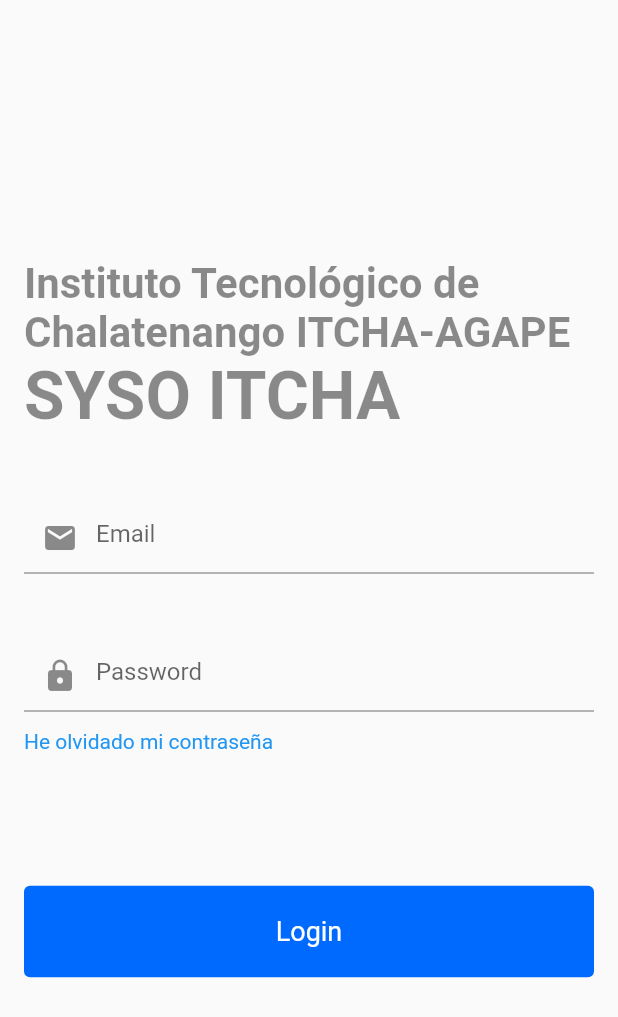
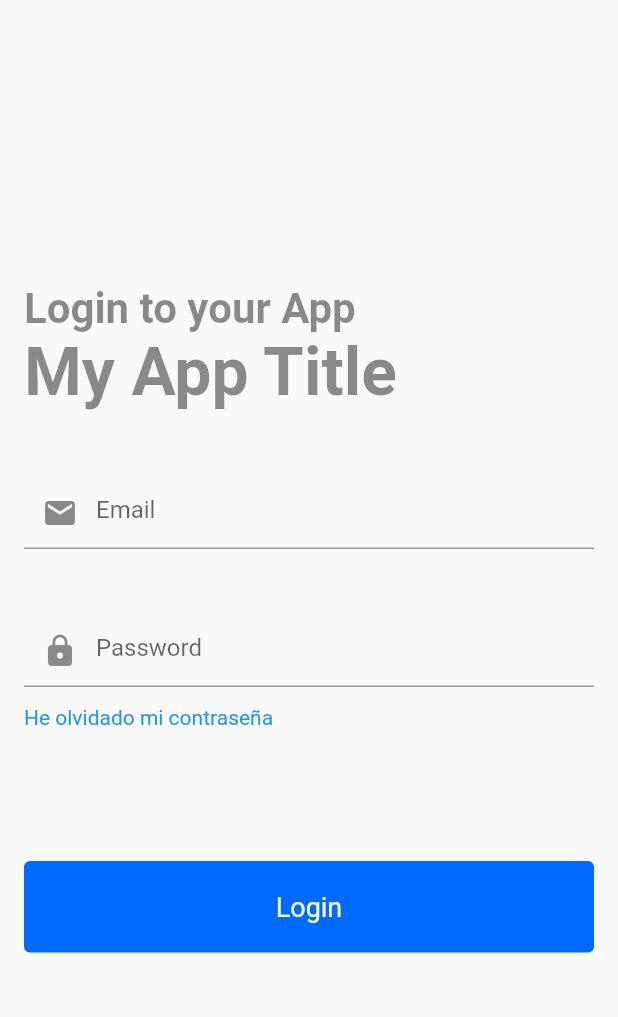
Before and after one commit to vsalguero/FlutterLoginFirebase, a Flutter app: the screen it shows after launch, on a phone screen of 412 x 824 dp. Shown: the top 1017 px of the screen. Run offline on Flutter 3.47's test engine with Material 2 defaults, Android fonts, the phone set to English and light mode, and no system bars; our stand-ins replace firebase_auth, firebase_core; accounts and stored records are empty.

Commit message:
feat: change app title

```diff
--- a/lib/main.dart
+++ b/lib/main.dart
@@ -95,7 +95,7 @@
         crossAxisAlignment: CrossAxisAlignment.start,
         children: [
           const Text(
-            "Instituto Tecnológico de Chalatenango ITCHA-AGAPE",
+            "Login to your App",
             style: TextStyle(
               color: Colors.black45,
               fontSize: 28.0,
@@ -103,7 +103,7 @@
             ),
           ),
           const Text(
-            "SYSO ITCHA",
+            "My App Title",
             style: TextStyle(
               color: Colors.black45,
               fontSize: 44.0,
```
